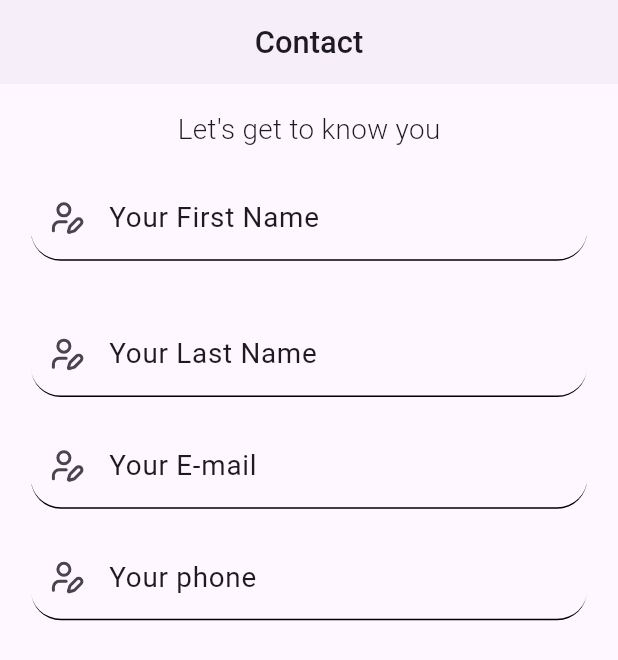
After one commit to riteshrawat999/QrApp, a Flutter app: the ContactGenScreen screen opened by its route, on a phone screen of 412 x 824 dp. The commit adds this screen. Shown: the top 660 px of the screen. Run offline on Flutter 3.47's test engine with Material 3 defaults, Android fonts, the phone set to English and light mode, and no system bars; our stand-ins replace bloc, equatable, flutter_bloc, flutter_lucide, fluttertoast, font_awesome_flutter and 5 more; missing offline and left inert: mobile_scanner; accounts and stored records are empty; Roboto replaces fonts that are missing (Monoton).

Commit message:
Some Changes

```diff
--- /dev/null
+++ b/lib/bloc/contact_qrcode_generate_bloc.dart
@@ -0,0 +1,15 @@
+import 'package:bloc/bloc.dart';
+import 'package:equatable/equatable.dart';
+import 'package:meta/meta.dart';
+import 'package:qr_scanner_app/models/contact_model_generate.dart';
+
+part 'contact_qrcode_generate_event.dart';
+part 'contact_qrcode_generate_state.dart';
+
+class ContactQrcodeGenerateBloc extends Bloc<ContactQrcodeGenerateEvent, ContactQrcodeGenerateState> {
+  ContactQrcodeGenerateBloc() : super(ContactQrcodeInitial()) {
+    on<GenerateContactQrcode>((event, emit) {
+
+    });
+  }
+}
--- /dev/null
+++ b/lib/bloc/contact_qrcode_generate_event.dart
@@ -0,0 +1,16 @@
+part of 'contact_qrcode_generate_bloc.dart';
+
+@immutable
+sealed class ContactQrcodeGenerateEvent extends Equatable{}
+
+class ContactQrcodeGenerateInitial extends ContactQrcodeGenerateEvent{
+  @override
+  List<Object?> get props => [];
+}
+
+class GenerateContactQrcode extends ContactQrcodeGenerateEvent{
+  final ContactModelGenerate contactModel;
+  GenerateContactQrcode({required this.contactModel});
+  @override
+  List<Object?> get props => [contactModel];
+}
--- /dev/null
+++ b/lib/bloc/contact_qrcode_generate_state.dart
@@ -0,0 +1,9 @@
+part of 'contact_qrcode_generate_bloc.dart';
+
+@immutable
+sealed class ContactQrcodeGenerateState extends Equatable {}
+
+final class ContactQrcodeInitial extends ContactQrcodeGenerateState {
+  @override
+  List<Object?> get props => [];
+}
--- a/lib/main.dart
+++ b/lib/main.dart
@@ -5,10 +5,13 @@ import 'package:qr_scanner_app/bloc/scanned/scanned_bloc.dart';
 import 'package:qr_scanner_app/bloc/scanner/scanner_bloc.dart';
 import 'package:qr_scanner_app/bloc/theme/theme_bloc.dart';
 import 'package:qr_scanner_app/presentation/generator/qr_code_gen_screen.dart';
+import 'package:qr_scanner_app/presentation/input_screen/contact_gen_screen.dart';
 import 'package:qr_scanner_app/presentation/screens/generator_screen.dart';
 import 'package:qr_scanner_app/presentation/screens/mobil_scanner_screen.dart';
 
 import 'package:qr_scanner_app/presentation/screens/navigation_menu.dart';
+
+import 'bloc/contact_qrcode_generate_bloc.dart';
 
 void main() {
   runApp(const MyApp());
@@ -25,6 +28,7 @@ class MyApp extends StatelessWidget {
         BlocProvider(create: (_) => ThemeBloc()..add(InitThemeEvent())),
         BlocProvider(create: (context) => ScannerBloc()),
         BlocProvider(create: (context) => ScannedBloc()..add(ScannedOpenEvent())),
+        BlocProvider(create: (context) => ContactQrcodeGenerateBloc()),
       ],
       child: BlocBuilder<ThemeBloc, ThemeState>(
         builder: (context, state) {
@@ -42,6 +46,7 @@ class MyApp extends StatelessWidget {
               '/mobile_scanner': (context) => const MobilScannerScreen(),
               '/generator_screen': (context) => const GeneratorScreen(),
               '/qr_code_gen_screen': (context) => const QrCodeGenScreen(),
+              '/contact_gen' : (context) => const ContactGenScreen(),
             },
           );
         },
--- /dev/null
+++ b/lib/presentation/input_screen/contact_gen_screen.dart
@@ -0,0 +1,63 @@
+import 'package:flutter/material.dart';
+import 'package:flutter_lucide/flutter_lucide.dart';
+import 'package:google_fonts/google_fonts.dart';
+import 'package:qr_scanner_app/constant/colors_code.dart';
+import 'package:qr_scanner_app/presentation/widgets/custom_text_form_field.dart';
+
+class ContactGenScreen extends StatelessWidget {
+  const ContactGenScreen({super.key});
+
+  @override
+  Widget build(BuildContext context) {
+    final double screenWidth = MediaQuery.of(context).size.width;
+    final double screenHeight = MediaQuery.of(context).size.height;
+    final TextEditingController _controller = TextEditingController();
+    final TextEditingController _lastNameCon = TextEditingController();
+    return Scaffold(
+      appBar: AppBar(
+        elevation: 1.0,
+        leading: Visibility(visible: false, child: Icon(Icons.error)),
+        centerTitle: true,
+        title: Text(
+          'Contact',
+          style: GoogleFonts.monoton(
+            color: Theme.of(context).textTheme.bodyLarge?.color,
+            fontWeight: FontWeight.w500,
+            fontSize: screenWidth * 0.05,
+          ),
+        ),
+      ),
+      body: Padding(
+        padding: EdgeInsets.symmetric(
+          horizontal: screenWidth * 0.05,
+          vertical: screenHeight * 0.02,
+        ),
+        child: Column(
+          crossAxisAlignment: CrossAxisAlignment.start,
+          children: <Widget>[
+            Center(
+              child: Text(
+                "Let's get to know you",
+                style: GoogleFonts.monoton(
+                  color: Theme.of(context).textTheme.bodyLarge?.color,
+                  fontWeight: FontWeight.w300,
+                  fontSize: screenWidth * 0.045,
+                ),
+              ),
+            ),
+            SizedBox(height: screenHeight * 0.02,),
+            customTextField(_lastNameCon, context, 'John', 'Your First Name',TextInputType.name),
+            SizedBox(height: screenHeight * 0.02,),
+            SizedBox(height: screenHeight * 0.02,),
+            customTextField(_lastNameCon, context, 'Doe', 'Your Last Name',TextInputType.name),
+            SizedBox(height: screenHeight * 0.02,),
+            customTextField(_lastNameCon, context, 'john@gmail.com', 'Your E-mail',TextInputType.emailAddress),
+            SizedBox(height: screenHeight * 0.02,),
+            customTextField(_lastNameCon, context, '9875875545', 'Your phone',TextInputType.phone),
+            SizedBox(height: screenHeight * 0.02,),
+          ],
+        ),
+      ),
+    );
+  }
+}
--- a/lib/presentation/screens/mobil_scanner_screen.dart
+++ b/lib/presentation/screens/mobil_scanner_screen.dart
@@ -83,11 +83,11 @@ class _MobilScannerScreenState extends State<MobilScannerScreen> {
                           context: context,
                           data: ScannedHistoryModel(
                             barcode: scannerState.barcode,
-                            format: scannerState.format.toString().split('.').last,
+                            format:
+                                scannerState.format.toString().split('.').last,
                             timeStamp: DateTime.now().toIso8601String(),
                             isFavorite: 0,
                           ),
-
                         );
                       },
                       icon: Icon(
--- a/lib/presentation/tabsBar/scanned_tab.dart
+++ b/lib/presentation/tabsBar/scanned_tab.dart
@@ -22,7 +22,7 @@ class _ScannedTabState extends State<ScannedTab> {
               return Center(child: CircularProgressIndicator(),);
             }
             if (state is ReturnScannedData) {
-
+              // print(state.data.first.barcode);
               return scannedTabItem(state,context);
             }
             return Text("data is not available");
--- /dev/null
+++ b/lib/presentation/widgets/custom_text_form_field.dart
@@ -0,0 +1,32 @@
+import 'package:flutter/material.dart';
+import 'package:flutter_lucide/flutter_lucide.dart';
+
+Widget customTextField(
+  TextEditingController controller,
+  BuildContext context,
+  String hintText,
+  String labelText,
+    TextInputType textInputType
+) {
+  final double screenWidth = MediaQuery.of(context).size.width;
+  return TextField(
+    controller: controller,
+    keyboardType: textInputType,
+    decoration: InputDecoration(
+      prefixIcon: Icon(LucideIcons.user_pen),
+      hintText: hintText,
+      labelText: labelText,
+      hintMaxLines: 1,
+
+      floatingLabelBehavior: FloatingLabelBehavior.values.first,
+      labelStyle: TextStyle(
+        color: Theme.of(context).textTheme.bodyLarge?.color,
+        fontSize: screenWidth * 0.045,
+      ),
+      border: UnderlineInputBorder(borderRadius: BorderRadius.circular(20.0)),
+      enabledBorder: UnderlineInputBorder(
+        borderRadius: BorderRadius.circular(20.0),
+      ),
+    ),
+  );
+}
--- a/lib/presentation/widgets/qr_gen_widget.dart
+++ b/lib/presentation/widgets/qr_gen_widget.dart
@@ -8,10 +8,13 @@ Widget qrGenWidget({
   required String title,
   required Widget icon,
   required BuildContext context,
+  required VoidCallback onTap,
 }) {
   return BlocBuilder<ThemeBloc, ThemeState>(
     builder: (context, state) {
-      return Column(
+      return GestureDetector(
+        onTap: onTap,
+        child: Column(
           children: [
             Container(
               height: screenHeight * 0.09,
@@ -32,6 +35,7 @@ Widget qrGenWidget({
               ),
             ),
           ],
+        ),
       );
     },
   );
--- a/pubspec.yaml
+++ b/pubspec.yaml
@@ -49,6 +49,7 @@ dependencies:
   path: ^1.9.1
   fluttertoast: ^8.2.12
   intl: ^0.20.2
+  google_fonts: ^6.2.1
 
 
 dev_dependencies:
```
Also changed, not shown: lib/bloc/scanned/scanned_bloc.dart (+6 -6 lines), lib/bloc/scanned/scanned_state.dart (+0 -8 lines), lib/models/contact_model_generate.dart (added, +13 -0 lines), lib/presentation/screens/generator_screen.dart (+14 -0 lines), lib/presentation/widgets/scannedTabItem.dart (+17 -16 lines), lib/utils/bar_code_type.dart (added, +17 -0 lines), lib/utils/enum_class.dart (added, +18 -0 lines), pubspec.lock. Lines whose indentation alone changed are shown as unchanged.
